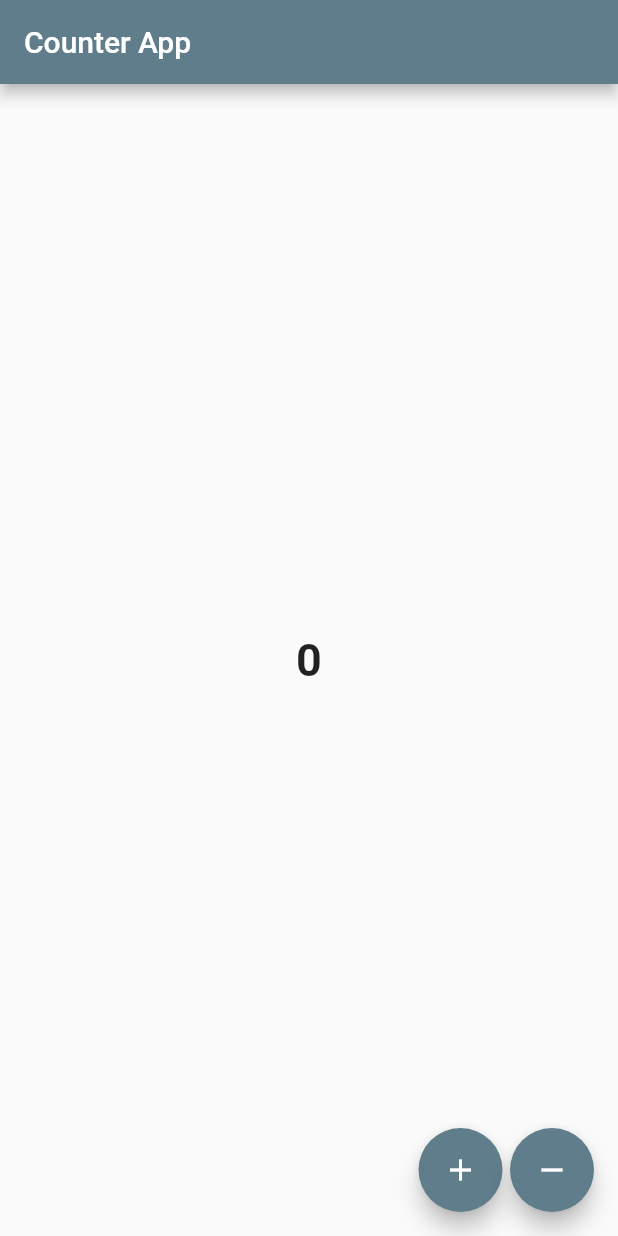
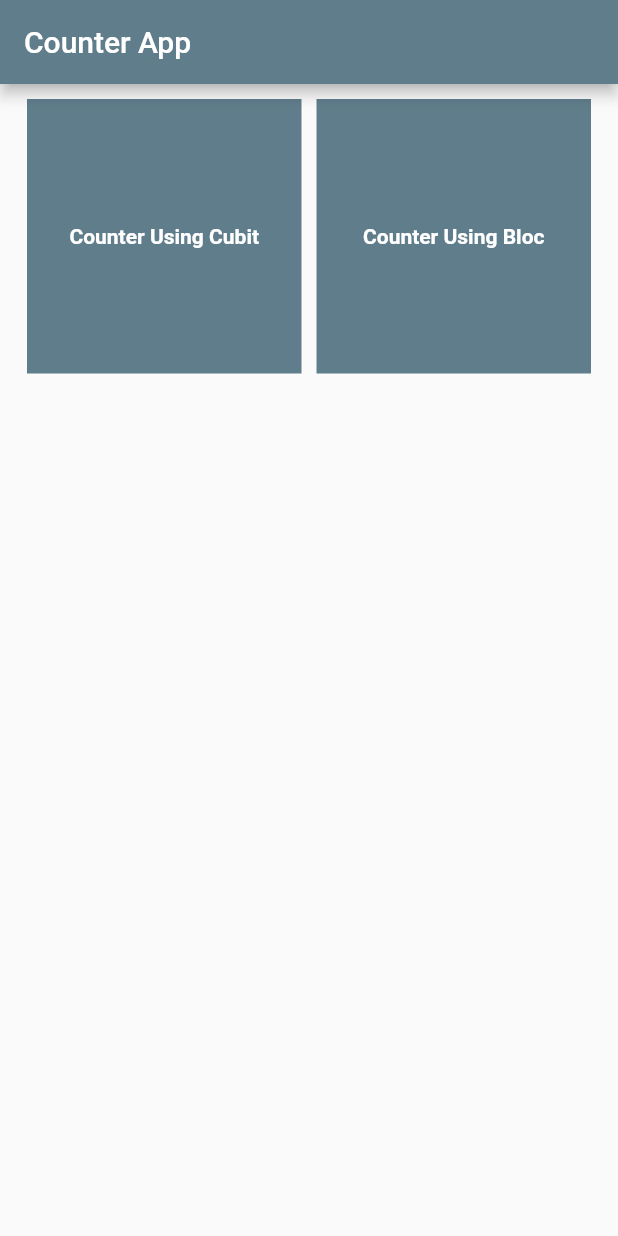
Before and after one commit to Atuoha/flutter_bloc_dive2, a Flutter app: the screen it shows after launch, on a phone screen of 412 x 824 dp. Run offline on Flutter 3.47's test engine with Material 2 defaults, Android fonts, the phone set to English and light mode, and no system bars; our stand-ins replace bloc, equatable, flutter_bloc.

Commit message:
refactoring project to contain all aspects

```diff
--- a/lib/business_logic/cubits/counter_cubit.dart
+++ b/lib/business_logic/cubits/counter_cubit.dart
@@ -12,6 +12,6 @@ class CounterCubit extends Cubit<CounterState> {
       );
 
   void decrementCounter() => emit(
-        state.copyWith(counterValue: state.counterValue + 1),
+        state.copyWith(counterValue: state.counterValue - 1),
       );
 }
--- a/lib/main.dart
+++ b/lib/main.dart
@@ -2,7 +2,6 @@ import 'package:flutter/material.dart';
 import 'package:flutter_bloc/flutter_bloc.dart';
 import 'package:flutter_bloc_dive2/business_logic/cubits/counter_cubit.dart';
 import 'package:flutter_bloc_dive2/presentation/routes/route_manager.dart';
-import 'package:flutter_bloc_dive2/presentation/screens/homescreen.dart';
 
 void main() => runApp(
       MyApp(routeManager: RouteManager()),
--- a/lib/presentation/routes/route_manager.dart
+++ b/lib/presentation/routes/route_manager.dart
@@ -1,12 +1,22 @@
-import 'package:flutter/cupertino.dart';
 import 'package:flutter/material.dart';
-
 import '../screens/homescreen.dart';
 import '../screens/screen2.dart';
+import '../screens/using_bloc/bloc_screen1.dart';
+import '../screens/using_cubit/cubit_screen1.dart';
 
 class RouteManager {
   Route? onGenerateRoute(RouteSettings routeSettings) {
     switch (routeSettings.name) {
+      case BlocScreen.routeName:
+        return MaterialPageRoute(
+          builder: (context) => const BlocScreen(),
+        );
+
+      case CubitScreen.routeName:
+        return MaterialPageRoute(
+          builder: (context) => const CubitScreen(),
+        );
+
       case HomeScreen.routeName:
         return MaterialPageRoute(
           builder: (context) => const HomeScreen(),
--- a/lib/presentation/screens/homescreen.dart
+++ b/lib/presentation/screens/homescreen.dart
@@ -1,64 +1,35 @@
 import 'package:flutter/material.dart';
-import 'package:flutter_bloc/flutter_bloc.dart';
-import '../../business_logic/cubits/counter_cubit.dart';
-import 'screen2.dart';
+import 'using_bloc/bloc_screen1.dart';
+import 'using_cubit/cubit_screen1.dart';
 
-class HomeScreen extends StatefulWidget {
+import '../../utilities/components/gridItem.dart';
+
+class HomeScreen extends StatelessWidget {
   const HomeScreen({Key? key}) : super(key: key);
   static const routeName = '/';
 
   @override
-  State<HomeScreen> createState() => _HomeScreenState();
-}
-
-class _HomeScreenState extends State<HomeScreen> {
-  @override
   Widget build(BuildContext context) {
     return Scaffold(
-      floatingActionButton: Row(
-        mainAxisAlignment: MainAxisAlignment.end,
-        children: [
-          FloatingActionButton(
-            onPressed: () =>
-                BlocProvider.of<CounterCubit>(context).incrementCounter(),
-            child: const Icon(Icons.add),
-          ),
-          const SizedBox(
-            width: 5,
-          ),
-          FloatingActionButton(
-            onPressed: () =>
-                BlocProvider.of<CounterCubit>(context).decrementCounter(),
-            child: const Icon(Icons.remove),
-          )
-        ],
-      ),
       appBar: AppBar(
         title: const Text('Counter App'),
       ),
-      body: Center(
-        child: BlocConsumer<CounterCubit, CounterState>(
-          listener: (context, state) {
-            if (state.counterValue == 3) {
-              final notification = SnackBar(
-                duration: const Duration(seconds: 1),
-                backgroundColor: Colors.blueGrey,
-                content: Text(
-                  state.counterValue.toString(),
-                ),
-              );
-              ScaffoldMessenger.of(context).showSnackBar(notification);
-            } else if (state.counterValue < 0) {
-              Navigator.of(context).pushNamed(Screen2.routeName);
-            }
-          },
-          builder: (context, state) => Text(
-            state.counterValue.toString(),
-            style: const TextStyle(
-              fontWeight: FontWeight.w700,
-              fontSize: 30,
+      body: Padding(
+        padding: const EdgeInsets.symmetric(vertical: 10, horizontal: 18,),
+        child: GridView.count(
+          crossAxisCount: 2,
+          mainAxisSpacing: 10,
+          crossAxisSpacing: 10,
+          children: const [
+            GridItem(
+              title: 'Counter Using Cubit',
+              routeName: CubitScreen.routeName,
             ),
-          ),
+            GridItem(
+              title: 'Counter Using Bloc',
+              routeName: BlocScreen.routeName,
+            ),
+          ],
         ),
       ),
     );
--- /dev/null
+++ b/lib/utilities/components/gridItem.dart
@@ -0,0 +1,27 @@
+import 'package:flutter/material.dart';
+
+class GridItem extends StatelessWidget {
+  const GridItem({Key? key, required this.title, required this.routeName})
+      : super(key: key);
+  final String title;
+  final String routeName;
+
+  @override
+  Widget build(BuildContext context) {
+    return GestureDetector(
+      onTap: () => Navigator.of(context).pushNamed(routeName),
+      child: Container(
+        color: Colors.blueGrey,
+        child: Center(
+          child: Text(
+            title,
+            style: const TextStyle(
+              color: Colors.white,
+              fontWeight: FontWeight.bold,
+            ),
+          ),
+        ),
+      ),
+    );
+  }
+}
```
Also changed, not shown: lib/presentation/screens/using_bloc/bloc_screen1.dart (added, +65 -0 lines), lib/presentation/screens/using_cubit/cubit_screen1.dart (added, +65 -0 lines).
